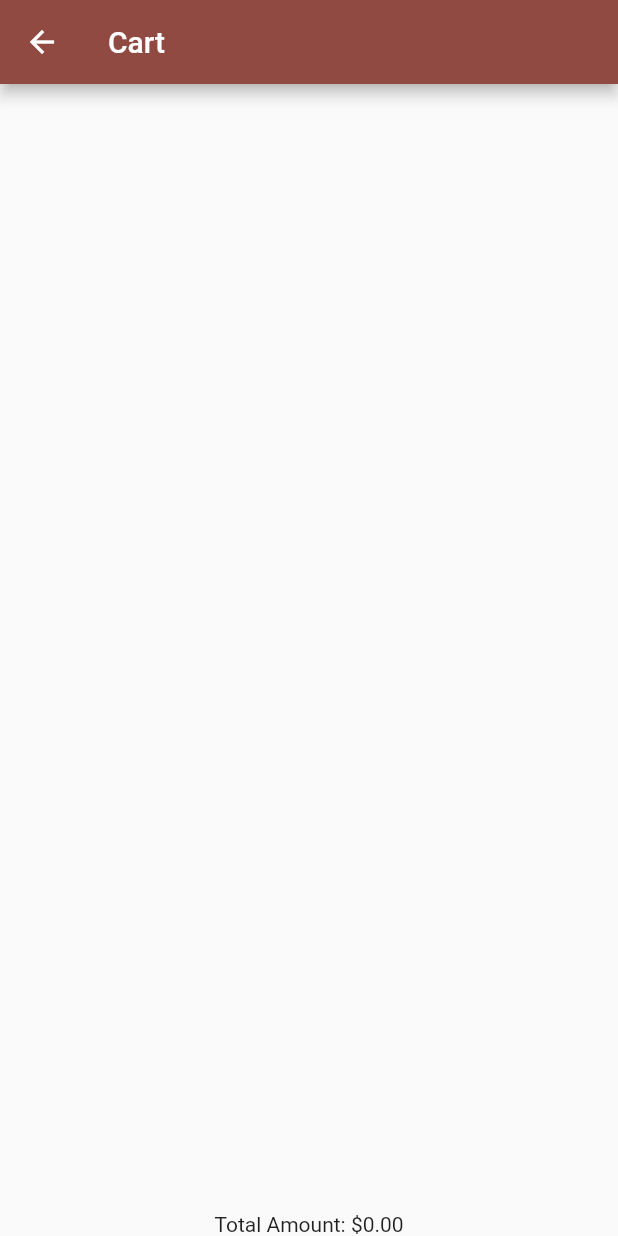
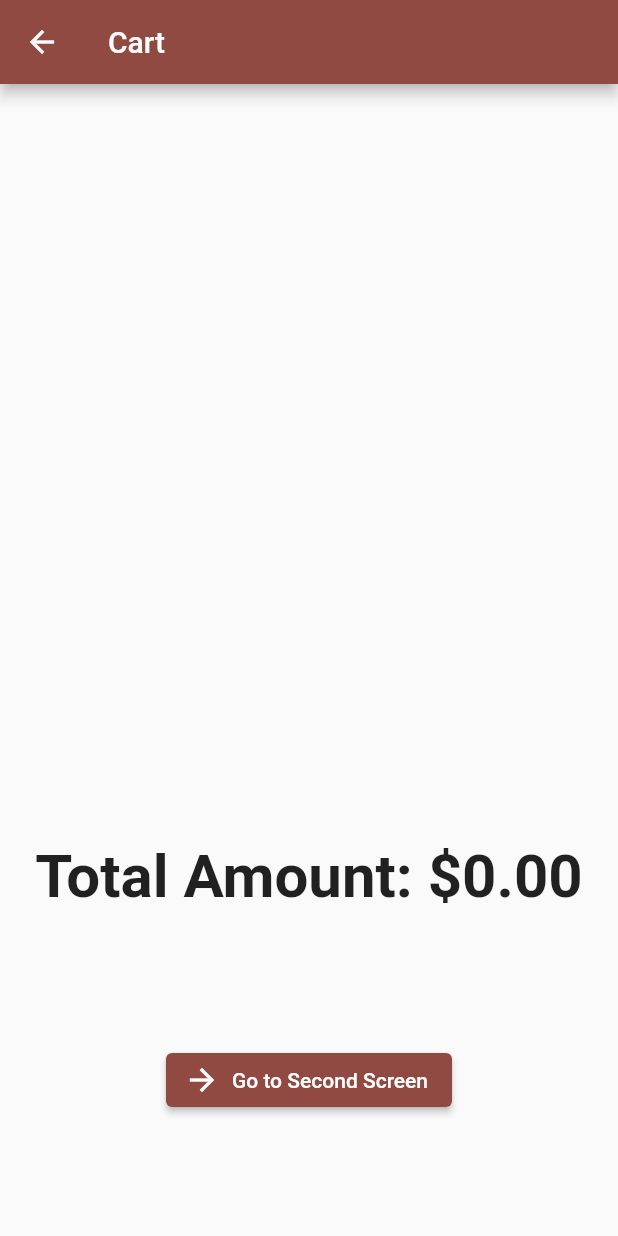
Before and after one commit to wahajkhalil/assigments, a Flutter app: the CartPage screen opened directly, on a phone screen of 412 x 824 dp. Run offline on Flutter 3.47's test engine with Material 2 defaults, Android fonts, the light colour scheme and no system bars.

Commit message:
CODE PUSHED

```diff
--- a/lib/ProviderCart.dart
+++ b/lib/Provider/ProviderCart.dart
@@ -15,4 +15,7 @@ class CartProvider with ChangeNotifier {
     _cartItems.remove(item);
     notifyListeners();
   }
+
+
+
 }
--- /dev/null
+++ b/lib/Screens/ShopingCartScreen.dart
@@ -0,0 +1,85 @@
+import 'package:flutter/material.dart';
+import 'package:flutter/widgets.dart';
+import 'package:flutterapp/Screens/CheckoutScreen.dart';
+import 'package:flutterapp/Data/DataClass.dart';
+
+import 'package:flutter/material.dart';
+import 'package:flutterapp/Provider/ProviderCart.dart';
+import 'package:provider/provider.dart';
+
+class CartPage extends StatelessWidget {
+  @override
+  Widget build(BuildContext context) {
+    final cartProvider = Provider.of<CartProvider>(context);
+    final cartItems = cartProvider.cartItems;
+
+    double totalAmount = 0.0;
+    cartItems.forEach((item) {
+      // Do something with each item
+      totalAmount += item.price;
+    });
+
+
+    return Scaffold(
+      appBar: AppBar(
+        title: Text('Cart'),
+      ),
+      body: Center(
+        child: Column(
+          children: <Widget>[
+            Expanded(
+              child: ListView.builder(
+                itemCount: cartItems.length,
+                itemBuilder: (context, index) {
+                  final item = cartItems[index];
+                  return Center(
+                    child: ListTile(
+                      title: Text(item.name),
+                      subtitle: Text('\$${item.price.toStringAsFixed(2)}'),
+                      // Add a delete button to remove items from the cart
+                      trailing: IconButton(
+                        icon: Icon(Icons.delete),
+                        onPressed: () {
+                          cartProvider.removeFromCart(item);
+                        },
+                      ),
+                    ),
+                  );
+                },
+              ),
+            ),
+            // Display the total amount
+            Padding(
+              padding: const EdgeInsets.all(8.0),
+              child: Center(child: Text('Total Amount: \$${totalAmount.toStringAsFixed(2)}',style: TextStyle(fontSize:40,fontFamily: 'mainfontBold' ),)),
+            ),
+
+        SizedBox(
+        width: 100.0,
+        height: 80.0,
+     )
+            ,
+            ElevatedButton.icon(
+              onPressed: () {
+                // Navigate to the next screen here
+                Navigator.of(context).push(MaterialPageRoute(
+                  builder: (context) => CheckoutPage(),
+                ));
+              },
+              icon: Icon(Icons.arrow_forward), // Built-in icon
+              label: Text('Go to Second Screen'),
+
+            )
+
+,      SizedBox(
+              width: 100.0,
+              height: 80.0,
+            )
+          ],
+        ),
+      ),
+    );
+  }
+
+
+}
--- a/lib/ShopingCartScreen.dart
+++ /dev/null
@@ -1,59 +0,0 @@
-import 'package:flutter/material.dart';
-import 'package:flutter/widgets.dart';
-import 'package:flutterapp/CheckoutScreen.dart';
-import 'package:flutterapp/Data/DataClass.dart';
-
-import 'package:flutter/material.dart';
-import 'package:flutterapp/ProviderCart.dart';
-import 'package:provider/provider.dart';
-
-class CartPage extends StatelessWidget {
-  @override
-  Widget build(BuildContext context) {
-    final cartProvider = Provider.of<CartProvider>(context);
-    final cartItems = cartProvider.cartItems;
-
-    double totalAmount = 0.0;
-    cartItems.forEach((item) {
-      // Do something with each item
-      totalAmount += item.price;
-    });
-
-
-    return Scaffold(
-      appBar: AppBar(
-        title: Text('Cart'),
-      ),
-      body: Column(
-        children: <Widget>[
-          Expanded(
-            child: ListView.builder(
-              itemCount: cartItems.length,
-              itemBuilder: (context, index) {
-                final item = cartItems[index];
-                return Center(
-                  child: ListTile(
-                    title: Text(item.name),
-                    subtitle: Text('\$${item.price.toStringAsFixed(2)}'),
-                    // Add a delete button to remove items from the cart
-                    trailing: IconButton(
-                      icon: Icon(Icons.delete),
-                      onPressed: () {
-                        cartProvider.removeFromCart(item);
-                      },
-                    ),
-                  ),
-                );
-              },
-            ),
-          ),
-          // Display the total amount
-          Text('Total Amount: \$${totalAmount.toStringAsFixed(2)}'),
-        ],
-      ),
-    );
-  }
-
-  // Replace this with your actual logic for getting the price of an item
-
-}
--- a/lib/main.dart
+++ b/lib/main.dart
@@ -1,8 +1,8 @@
 import 'dart:io';
 
 import 'package:flutter/material.dart';
-import 'package:flutterapp/MenuPage.dart';
-import 'package:flutterapp/ProviderCart.dart';
+ import 'package:flutterapp/Provider/ProviderCart.dart';
+import 'package:flutterapp/Screens/MenuPage.dart';
 import 'package:provider/provider.dart';
 
 void main() {
```
Also changed, not shown: lib/CheckoutScreen.dart (deleted, +0 -42 lines), lib/Screens/CheckoutScreen.dart (added, +104 -0 lines), lib/Screens/ItemDetailPage.dart (renamed from lib/ItemDetailPage.dart, +7 -46 lines), lib/Screens/MenuPage.dart (renamed from lib/MenuPage.dart, +38 -2 lines).
